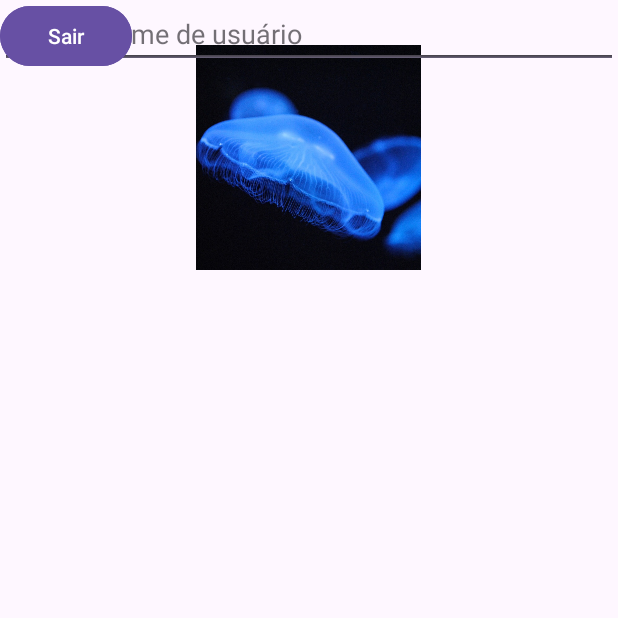
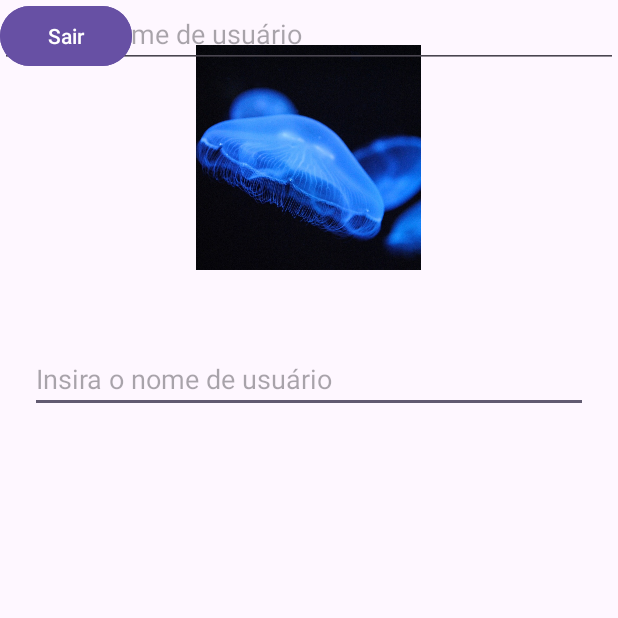
Before and after one commit to Aryfairy/Aula2408, an Android app: the screen it shows after launch (MainActivity), on a phone screen of 412 x 824 dp, the top half of it. Run offline under Robolectric (Android 15) with nearby library versions, the phone set to English and light mode, and no system bars.

Commit message:
atualização

```diff
--- a/app/src/main/res/layout/activity_main.xml
+++ b/app/src/main/res/layout/activity_main.xml
@@ -15,7 +15,6 @@
         android:layout_centerHorizontal="true"
         android:layout_marginTop="30dp"
         android:layout_marginBottom="30dp"
-
         android:scaleType="centerCrop"
         android:src="@drawable/aguaviva" />
 
@@ -23,6 +22,9 @@
         android:id="@+id/edtUsuario"
         android:layout_width="match_parent"
         android:layout_height="wrap_content"
+        android:layout_below="@+id/imgLogo"
+        android:layout_margin="20sp"
+
         android:hint="Insira o nome de usuário"
         android:inputType="textPersonName" />
 
```
